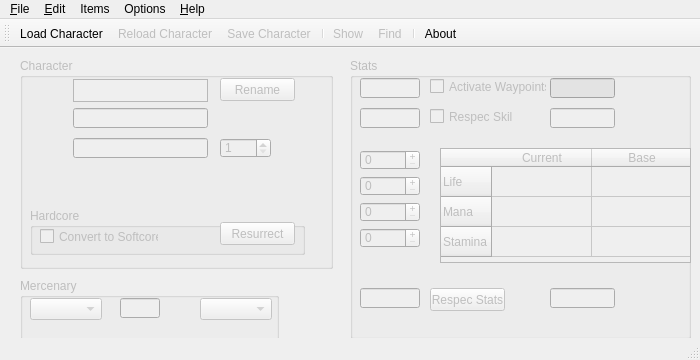
This is medianxlofflinetools.ui in kambala-decapitator/MedianXLOfflineTools as Qt 5 draws it before an edit. The edited form follows.
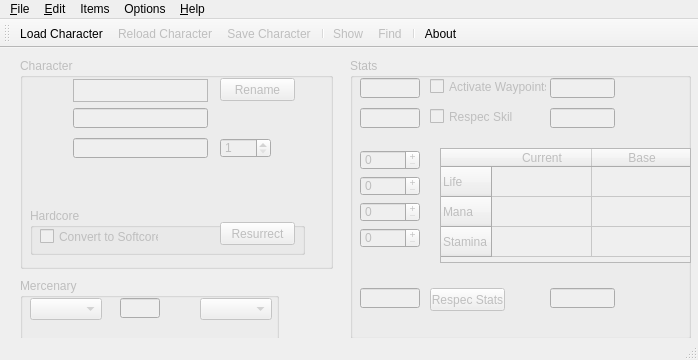
This is the edited form. Icons and pictures are not drawn.

```diff
--- a/medianxlofflinetools.ui
+++ b/medianxlofflinetools.ui
@@ -6,7 +6,7 @@
    <rect>
     <x>0</x>
     <y>0</y>
-    <width>700</width>
+    <width>698</width>
     <height>360</height>
    </rect>
   </property>
@@ -164,9 +164,6 @@
        <height>20</height>
       </rect>
      </property>
-     <property name="styleSheet">
-      <string notr="true">background-color: rgb(227, 227, 227);</string>
-     </property>
      <property name="readOnly">
       <bool>true</bool>
      </property>
@@ -573,7 +570,7 @@
     <rect>
      <x>0</x>
      <y>0</y>
-     <width>700</width>
+     <width>698</width>
      <height>21</height>
     </rect>
    </property>
```
